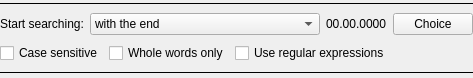
Old version of the form src/widget/form/searchsettingsform.ui in the repository qTox/qTox.
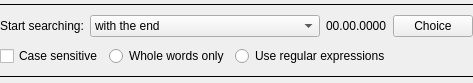
New version of the form.

What changed in the file:
```diff
--- a/src/widget/form/searchsettingsform.ui
+++ b/src/widget/form/searchsettingsform.ui
@@ -7,7 +7,7 @@
     <x>0</x>
     <y>0</y>
     <width>473</width>
-    <height>78</height>
+    <height>83</height>
    </rect>
   </property>
   <property name="sizePolicy">
@@ -107,17 +107,38 @@
       </widget>
      </item>
      <item>
-      <widget class="QCheckBox" name="wordsOnlyCheckBox">
+      <widget class="QRadioButton" name="wordsOnlyRadioButton">
        <property name="text">
         <string>Whole words only</string>
        </property>
+       <property name="checkable">
+        <bool>true</bool>
+       </property>
+       <property name="checked">
+        <bool>false</bool>
+       </property>
+       <property name="autoRepeat">
+        <bool>false</bool>
+       </property>
+       <property name="autoExclusive">
+        <bool>false</bool>
+       </property>
       </widget>
      </item>
      <item>
-      <widget class="QCheckBox" name="regularCheckBox">
+      <widget class="QRadioButton" name="regularRadioButton">
        <property name="text">
         <string>Use regular expressions</string>
        </property>
+       <property name="checkable">
+        <bool>true</bool>
+       </property>
+       <property name="autoRepeat">
+        <bool>false</bool>
+       </property>
+       <property name="autoExclusive">
+        <bool>false</bool>
+       </property>
       </widget>
      </item>
      <item>
```
Left out of the diff: 11 changed lines with no effect on the pictures.
